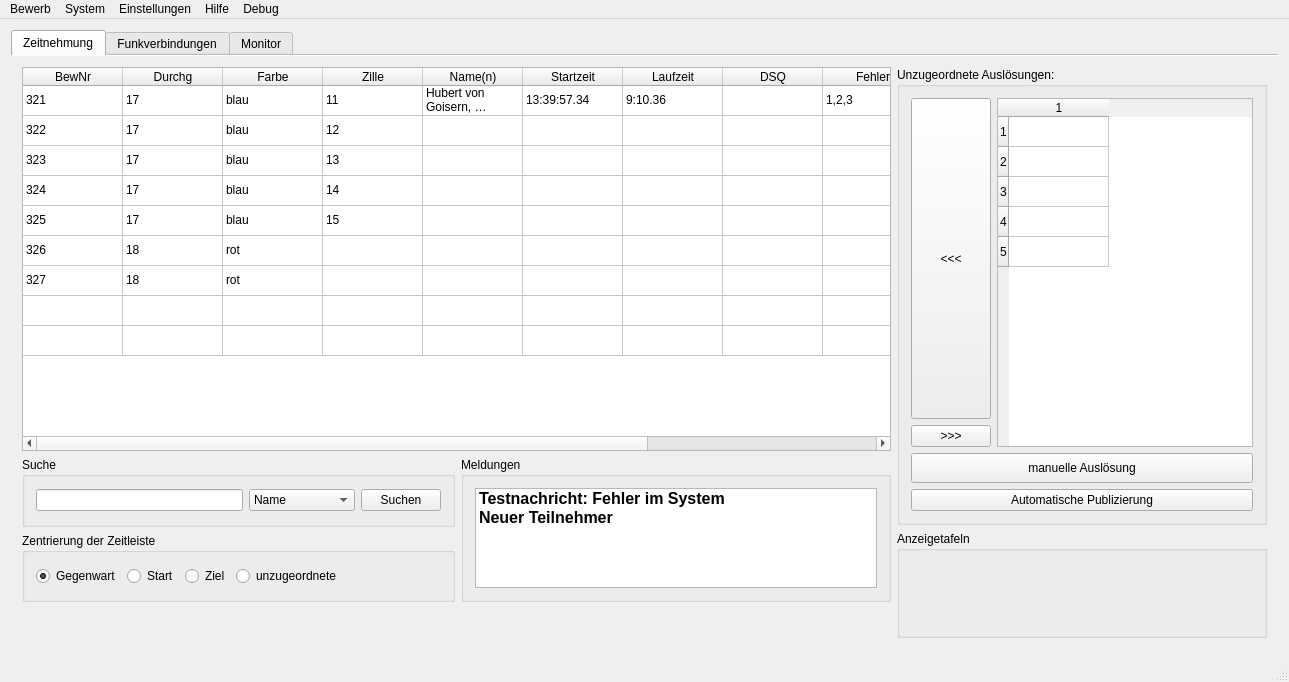
The window that mainwindow.ui (KarlZeilhofer/kiboko-manager) describes before a commit, drawn with Qt 5.
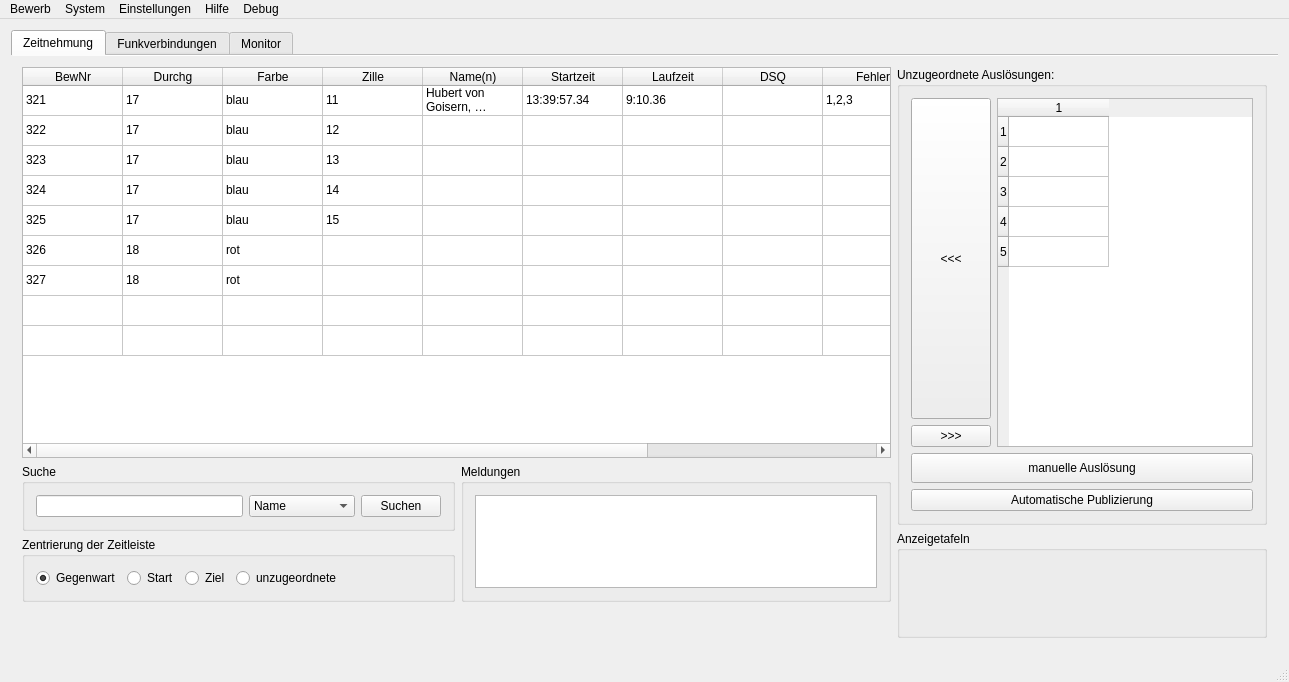
The same window after the commit. Custom widgets are drawn as their Qt base class.

The edit to the form file:
```diff
--- a/mainwindow.ui
+++ b/mainwindow.ui
@@ -29,7 +29,7 @@
        </attribute>
        <layout class="QHBoxLayout" name="horizontalLayout" stretch="1,0">
         <item>
-         <layout class="QVBoxLayout" name="verticalLayout_2">
+         <layout class="QVBoxLayout" name="verticalLayout_2" stretch="1,0,0">
           <item>
            <widget class="MainTableWidget" name="tableWidget_main">
             <property name="sizePolicy">
@@ -403,54 +403,6 @@
               </layout>
              </widget>
             </item>
-            <item row="0" column="1" rowspan="2">
-             <widget class="QGroupBox" name="groupBox_notifications">
-              <property name="minimumSize">
-               <size>
-                <width>0</width>
-                <height>100</height>
-               </size>
-              </property>
-              <property name="title">
-               <string>Meldungen</string>
-              </property>
-              <layout class="QGridLayout" name="gridLayout_5">
-               <item row="0" column="0">
-                <widget class="InfoScreen" name="infoscreen">
-                 <property name="sizePolicy">
-                  <sizepolicy hsizetype="Expanding" vsizetype="Minimum">
-                   <horstretch>0</horstretch>
-                   <verstretch>0</verstretch>
-                  </sizepolicy>
-                 </property>
-                 <property name="maximumSize">
-                  <size>
-                   <width>16777215</width>
-                   <height>100</height>
-                  </size>
-                 </property>
-                 <property name="font">
-                  <font>
-                   <pointsize>12</pointsize>
-                   <weight>75</weight>
-                   <bold>true</bold>
-                  </font>
-                 </property>
-                 <item>
-                  <property name="text">
-                   <string>Testnachricht: Fehler im System</string>
-                  </property>
-                 </item>
-                 <item>
-                  <property name="text">
-                   <string>Neuer Teilnehmer</string>
-                  </property>
-                 </item>
-                </widget>
-               </item>
-              </layout>
-             </widget>
-            </item>
             <item row="1" column="0">
              <widget class="QGroupBox" name="groupBox">
               <property name="title">
@@ -543,6 +495,31 @@
               </layout>
              </widget>
             </item>
+            <item row="0" column="1" rowspan="2">
+             <widget class="QGroupBox" name="groupBox_notifications">
+              <property name="minimumSize">
+               <size>
+                <width>0</width>
+                <height>100</height>
+               </size>
+              </property>
+              <property name="title">
+               <string>Meldungen</string>
+              </property>
+              <layout class="QGridLayout" name="gridLayout_5">
+               <item row="0" column="0">
+                <widget class="InfoScreen" name="infoscreen">
+                 <property name="sizePolicy">
+                  <sizepolicy hsizetype="Expanding" vsizetype="Ignored">
+                   <horstretch>0</horstretch>
+                   <verstretch>0</verstretch>
+                  </sizepolicy>
+                 </property>
+                </widget>
+               </item>
+              </layout>
+             </widget>
+            </item>
            </layout>
           </item>
           <item>
@@ -998,17 +975,17 @@
    <extends>QTableWidget</extends>
    <header>maintablewidget.h</header>
   </customwidget>
-  <customwidget>
-   <class>InfoScreen</class>
-   <extends>QListWidget</extends>
-   <header>infoscreen.h</header>
-  </customwidget>
   <customwidget>
    <class>PublicWidget</class>
    <extends>QWidget</extends>
    <header>publicwidget.h</header>
    <container>1</container>
   </customwidget>
+  <customwidget>
+   <class>InfoScreen</class>
+   <extends>QTextEdit</extends>
+   <header>infoscreen.h</header>
+  </customwidget>
  </customwidgets>
  <resources/>
  <connections/>
```
Left out of the diff: 11 changed lines with no effect on the pictures.
